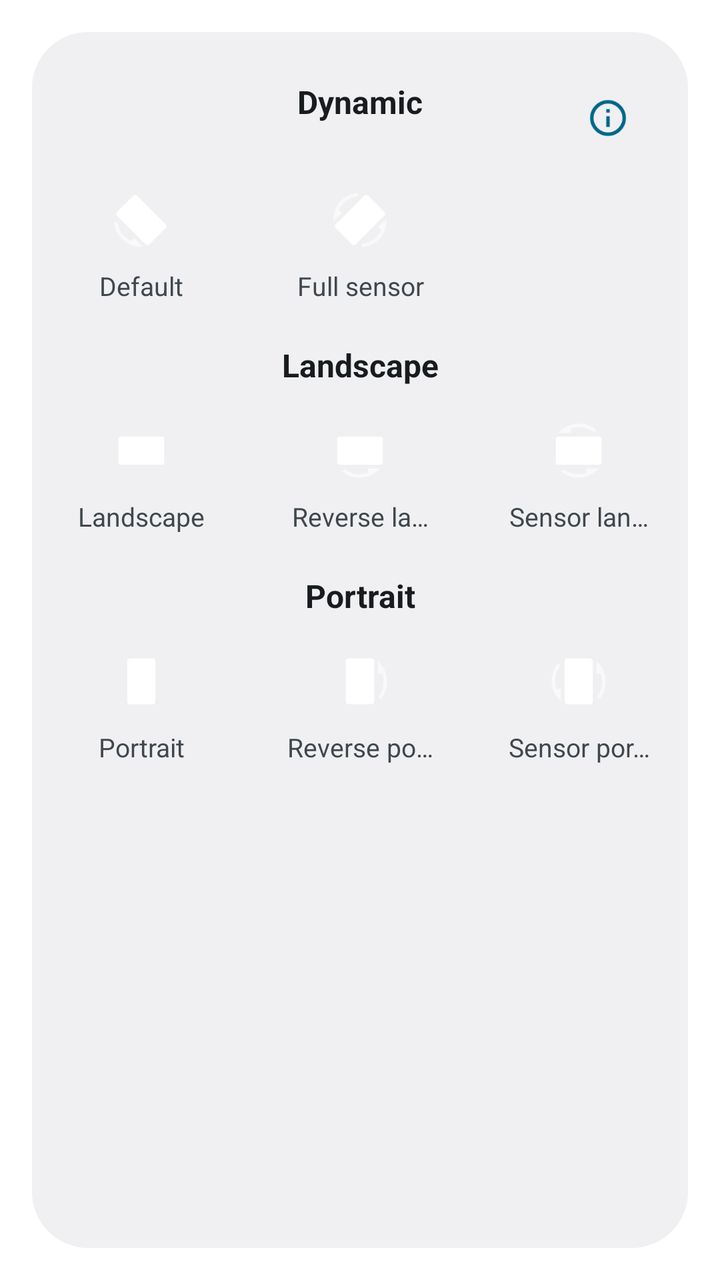
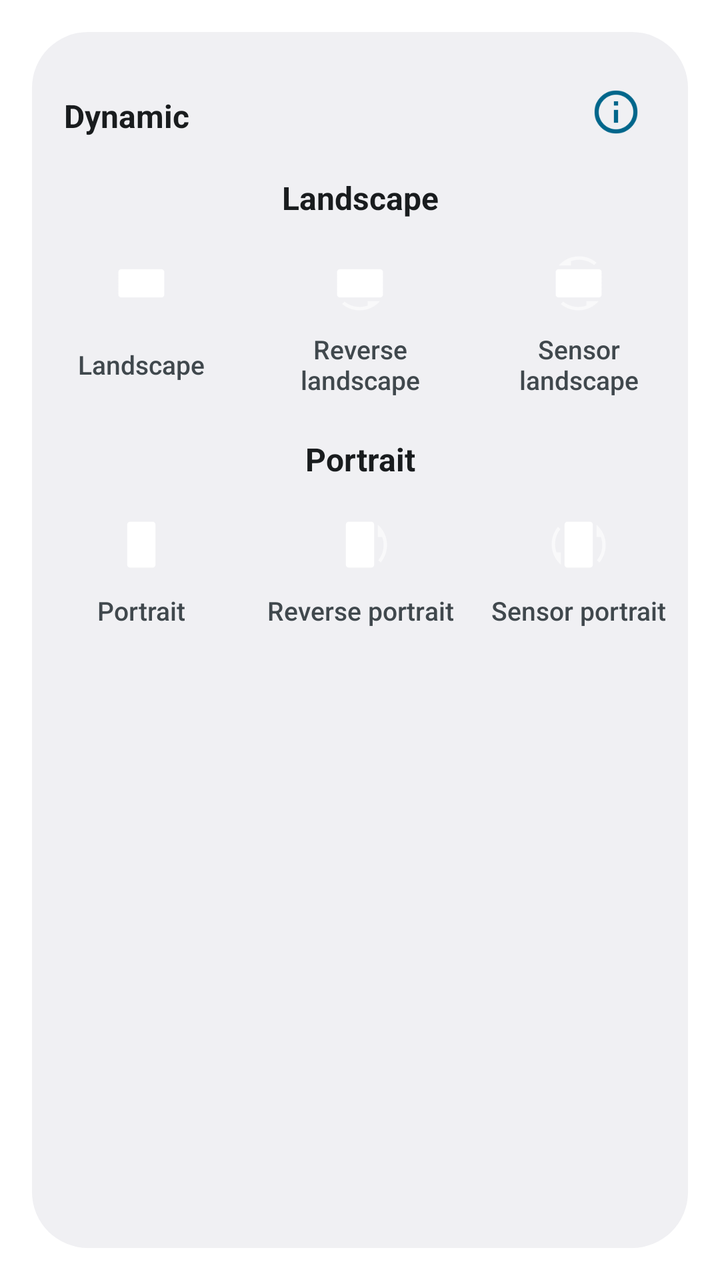

Compare the two renders of this Android layout. The source of the first and the diff that turns it into the second are given below.
<!-- AndroidManifest.xml: activity theme AppTheme -->
<!-- res/layout/main.xml -->
<?xml version="1.0" encoding="utf-8"?>
<ScrollView
    xmlns:android="http://schemas.android.com/apk/res/android"
    android:layout_width="match_parent"
    android:layout_height="wrap_content"
    android:fillViewport="true"
    >

  <LinearLayout
      android:orientation="vertical"
      android:layout_width="match_parent"
      android:layout_height="wrap_content"
      android:id="@+id/ll_root"
      android:paddingTop="16dp"
      android:paddingBottom="16dp"
      >

    <FrameLayout
        android:layout_width="match_parent"
        android:layout_height="wrap_content"
        >

      <TextView
          android:layout_width="match_parent"
          android:layout_height="wrap_content"
          android:text="@string/orientation_dynamic"
          style="@style/TitleStyle"
          />

      <ImageView
          android:id="@+id/iv_about"
          android:layout_width="48dp"
          android:layout_height="48dp"
          android:padding="14dp"
          android:background="?android:selectableItemBackgroundBorderless"
          android:contentDescription="@string/about"
          android:src="@drawable/ic_info"
          android:tint="?android:colorAccent"
          android:layout_gravity="end|center_vertical"
          android:layout_marginLeft="16dp"
          android:layout_marginRight="16dp"
          android:layout_marginTop="2dp"
          />
    </FrameLayout>

    <LinearLayout
        android:layout_width="match_parent"
        android:layout_height="wrap_content"
        android:orientation="horizontal"
        >

      <TextView
          android:id="@+id/tv_orientation_default"
          android:layout_width="0dp"
          android:layout_height="wrap_content"
          android:drawableTop="@drawable/ic_rotate_system"
          android:text="@string/orientation_default"
          android:layout_weight="1"
          style="@style/ItemStyle"
          />

      <TextView
          android:id="@+id/tv_orientation_full_sensor"
          android:layout_width="0dp"
          android:layout_height="wrap_content"
          android:drawableTop="@drawable/ic_rotate_full_sensor"
          android:text="@string/orientation_full_sensor"
          android:layout_weight="1"
          style="@style/ItemStyle"
          />

      <Space
          android:layout_width="0dp"
          android:layout_height="wrap_content"
          android:layout_marginLeft="16dp"
          android:layout_marginRight="16dp"
          android:layout_weight="1"
          />

    </LinearLayout>

    <TextView
        android:layout_width="match_parent"
        android:layout_height="wrap_content"
        android:text="@string/orientation_landscape"
        style="@style/TitleStyle"
        />

    <LinearLayout
        android:layout_width="match_parent"
        android:layout_height="wrap_content"
        android:orientation="horizontal"
        >

      <TextView
          android:id="@+id/tv_orientation_landscape"
          android:layout_width="0dp"
          android:layout_height="wrap_content"
          android:drawableTop="@drawable/ic_rotate_landscape"
          android:text="@string/orientation_landscape"
          android:layout_weight="1"
          style="@style/ItemStyle"
          />

      <TextView
          android:id="@+id/tv_orientation_reverse_landscape"
          android:layout_width="0dp"
          android:layout_height="wrap_content"
          android:drawableTop="@drawable/ic_rotate_reverse_landscape"
          android:text="@string/orientation_reverse_landscape"
          android:layout_weight="1"
          style="@style/ItemStyle"
          />

      <TextView
          android:id="@+id/tv_orientation_sensor_landscape"
          android:layout_width="0dp"
          android:layout_height="wrap_content"
          android:drawableTop="@drawable/ic_rotate_sensor_landscape"
          android:text="@string/orientation_sensor_landscape"
          android:layout_weight="1"
          style="@style/ItemStyle"
          />

    </LinearLayout>

    <TextView
        android:layout_width="match_parent"
        android:layout_height="wrap_content"
        android:text="@string/orientation_portrait"
        style="@style/TitleStyle"
        />

    <LinearLayout
        android:layout_width="match_parent"
        android:layout_height="wrap_content"
        android:orientation="horizontal"
        >

      <TextView
          android:id="@+id/tv_orientation_portrait"
          android:layout_width="0dp"
          android:layout_height="wrap_content"
          android:drawableTop="@drawable/ic_rotate_portrait"
          android:text="@string/orientation_portrait"
          android:layout_weight="1"
          style="@style/ItemStyle"
          />

      <TextView
          android:id="@+id/tv_orientation_reverse_portrait"
          android:layout_width="0dp"
          android:layout_height="wrap_content"
          android:drawableTop="@drawable/ic_rotate_reverse_portrait"
          android:text="@string/orientation_reverse_portrait"
          android:layout_weight="1"
          style="@style/ItemStyle"
          />

      <TextView
          android:id="@+id/tv_orientation_sensor_portrait"
          android:layout_width="0dp"
          android:layout_height="wrap_content"
          android:drawableTop="@drawable/ic_rotate_sensor_portrait"
          android:text="@string/orientation_sensor_portrait"
          android:layout_weight="1"
          style="@style/ItemStyle"
          />

    </LinearLayout>

  </LinearLayout>

</ScrollView>
<!-- resources referenced by this layout -->
<resources>
  <!-- drawable ic_rotate_full_sensor (drawable) -->
  <?xml version="1.0" encoding="utf-8"?>
  <rotate xmlns:android="http://schemas.android.com/apk/res/android"
      android:drawable="@drawable/ic_rotate_sensor_portrait"
      android:fromDegrees="45"
      android:toDegrees="45"
      android:pivotX="50%"
      android:pivotY="50%"/>
  <!-- drawable ic_rotate_landscape (drawable) -->
  <?xml version="1.0" encoding="utf-8"?>
  <rotate xmlns:android="http://schemas.android.com/apk/res/android"
      android:drawable="@drawable/ic_rotate_portrait"
      android:fromDegrees="90"
      android:toDegrees="90"
      android:pivotX="50%"
      android:pivotY="50%"/>
  <!-- drawable ic_rotate_system (drawable) -->
  <?xml version="1.0" encoding="utf-8"?>
  <rotate xmlns:android="http://schemas.android.com/apk/res/android"
      android:drawable="@drawable/ic_rotate_reverse_portrait"
      android:fromDegrees="135"
      android:toDegrees="135"
      android:pivotX="50%"
      android:pivotY="50%"/>
  <string name="about">About</string>
  <string name="orientation_default">Default</string>
  <string name="orientation_dynamic">Dynamic</string>
  <string name="orientation_full_sensor">Full sensor</string>
  <string name="orientation_landscape">Landscape</string>
  <string name="orientation_portrait">Portrait</string>
  <string name="orientation_reverse_landscape">Reverse landscape</string>
  <string name="orientation_reverse_portrait">Reverse portrait</string>
  <string name="orientation_sensor_landscape">Sensor landscape</string>
  <string name="orientation_sensor_portrait">Sensor portrait</string>
  <style name="ItemStyle">
      <item name="android:layout_marginLeft">16dp</item>
      <item name="android:layout_marginRight">16dp</item>
      <item name="android:paddingLeft">2dp</item>
      <item name="android:paddingRight">2dp</item>
      <item name="android:paddingTop">12dp</item>
      <item name="android:paddingBottom">12dp</item>
      <item name="android:drawablePadding">8dp</item>
      <item name="android:gravity">center_horizontal</item>
      <item name="android:textSize">13sp</item>
      <item name="android:background">@drawable/bg_button</item>
      <item name="android:maxLines">1</item>
      <item name="android:lines">1</item>
      <item name="android:ellipsize">end</item>
      <item name="android:textColor">?android:textColorSecondary</item>
    </style>
  <style name="TitleStyle">
      <item name="android:paddingLeft">16dp</item>
      <item name="android:paddingRight">16dp</item>
      <item name="android:paddingTop">8dp</item>
      <item name="android:paddingBottom">4dp</item>
      <item name="android:textSize">16sp</item>
      <item name="android:textStyle">bold</item>
      <item name="android:gravity">center</item>
      <item name="android:textColor">?android:textColorPrimary</item>
    </style>
  <style name="AppTheme" parent="android:Theme.DeviceDefault.Light.Dialog.NoActionBar.MinWidth" />
  <!-- drawable bg_button (drawable) -->
  <?xml version="1.0" encoding="utf-8"?>
  <ripple xmlns:android="http://schemas.android.com/apk/res/android"
          android:color="@color/button_bg"
          android:exitFadeDuration="300">
  
      <item android:id="@android:id/mask">
          <shape android:shape="rectangle">
              <corners android:radius="16dp" />
              <solid android:color="@android:color/black"/>
          </shape>
      </item>
  
  </ripple>
  <color name="button_bg">#30808080</color>
  <!-- unchanged entries left out for length: 6 -->
</resources>

<!-- the commit's change to res/layout/main.xml (unified diff, before → after) -->
@@ -15,19 +15,23 @@
       android:paddingBottom="16dp"
       >
 
-    <FrameLayout
+    <LinearLayout
         android:layout_width="match_parent"
         android:layout_height="wrap_content"
+        android:orientation="horizontal"
+        android:gravity="center_vertical"
         >
 
       <TextView
-          android:layout_width="match_parent"
+          android:layout_width="0dp"
           android:layout_height="wrap_content"
+          android:layout_weight="1"
+          android:gravity="start|center_vertical"
           android:text="@string/orientation_dynamic"
           style="@style/TitleStyle"
           />
 
-      <ImageView
+      <ImageButton
           android:id="@+id/iv_about"
           android:layout_width="48dp"
           android:layout_height="48dp"
@@ -36,12 +40,9 @@
           android:contentDescription="@string/about"
           android:src="@drawable/ic_info"
           android:tint="?android:colorAccent"
-          android:layout_gravity="end|center_vertical"
-          android:layout_marginLeft="16dp"
-          android:layout_marginRight="16dp"
-          android:layout_marginTop="2dp"
+          android:layout_marginEnd="12dp"
           />
-    </FrameLayout>
+    </LinearLayout>
 
     <LinearLayout
         android:layout_width="match_parent"
@@ -49,20 +50,20 @@
         android:orientation="horizontal"
         >
 
-      <TextView
+      <Button
           android:id="@+id/tv_orientation_default"
           android:layout_width="0dp"
-          android:layout_height="wrap_content"
+          android:layout_height="match_parent"
           android:drawableTop="@drawable/ic_rotate_system"
           android:text="@string/orientation_default"
           android:layout_weight="1"
           style="@style/ItemStyle"
           />
 
-      <TextView
+      <Button
           android:id="@+id/tv_orientation_full_sensor"
           android:layout_width="0dp"
-          android:layout_height="wrap_content"
+          android:layout_height="match_parent"
           android:drawableTop="@drawable/ic_rotate_full_sensor"
           android:text="@string/orientation_full_sensor"
           android:layout_weight="1"
@@ -72,8 +73,8 @@
       <Space
           android:layout_width="0dp"
           android:layout_height="wrap_content"
-          android:layout_marginLeft="16dp"
-          android:layout_marginRight="16dp"
+          android:layout_marginStart="6dp"
+          android:layout_marginEnd="6dp"
           android:layout_weight="1"
           />
 
@@ -92,30 +93,30 @@
         android:orientation="horizontal"
         >
 
-      <TextView
+      <Button
           android:id="@+id/tv_orientation_landscape"
           android:layout_width="0dp"
-          android:layout_height="wrap_content"
+          android:layout_height="match_parent"
           android:drawableTop="@drawable/ic_rotate_landscape"
           android:text="@string/orientation_landscape"
           android:layout_weight="1"
           style="@style/ItemStyle"
           />
 
-      <TextView
+      <Button
           android:id="@+id/tv_orientation_reverse_landscape"
           android:layout_width="0dp"
-          android:layout_height="wrap_content"
+          android:layout_height="match_parent"
           android:drawableTop="@drawable/ic_rotate_reverse_landscape"
           android:text="@string/orientation_reverse_landscape"
           android:layout_weight="1"
           style="@style/ItemStyle"
           />
 
-      <TextView
+      <Button
           android:id="@+id/tv_orientation_sensor_landscape"
           android:layout_width="0dp"
-          android:layout_height="wrap_content"
+          android:layout_height="match_parent"
           android:drawableTop="@drawable/ic_rotate_sensor_landscape"
           android:text="@string/orientation_sensor_landscape"
           android:layout_weight="1"
@@ -137,30 +138,30 @@
         android:orientation="horizontal"
         >
 
-      <TextView
+      <Button
           android:id="@+id/tv_orientation_portrait"
           android:layout_width="0dp"
-          android:layout_height="wrap_content"
+          android:layout_height="match_parent"
           android:drawableTop="@drawable/ic_rotate_portrait"
           android:text="@string/orientation_portrait"
           android:layout_weight="1"
           style="@style/ItemStyle"
           />
 
-      <TextView
+      <Button
           android:id="@+id/tv_orientation_reverse_portrait"
           android:layout_width="0dp"
-          android:layout_height="wrap_content"
+          android:layout_height="match_parent"
           android:drawableTop="@drawable/ic_rotate_reverse_portrait"
           android:text="@string/orientation_reverse_portrait"
           android:layout_weight="1"
           style="@style/ItemStyle"
           />
 
-      <TextView
+      <Button
           android:id="@+id/tv_orientation_sensor_portrait"
           android:layout_width="0dp"
-          android:layout_height="wrap_content"
+          android:layout_height="match_parent"
           android:drawableTop="@drawable/ic_rotate_sensor_portrait"
           android:text="@string/orientation_sensor_portrait"
           android:layout_weight="1"
<!-- resource entries referenced after the edit -->
@@ -35,22 +35,46 @@
   <string name="orientation_sensor_landscape">Sensor landscape</string>
   <string name="orientation_sensor_portrait">Sensor portrait</string>
   <style name="ItemStyle">
-      <item name="android:layout_marginLeft">16dp</item>
-      <item name="android:layout_marginRight">16dp</item>
+      <item name="android:layout_marginStart">6dp</item>
+      <item name="android:layout_marginEnd">6dp</item>
+      <item name="android:minWidth">0dp</item>
+      <item name="android:minHeight">48dp</item>
+      <item name="android:focusable">true</item>
+      <item name="android:textAllCaps">false</item>
       <item name="android:paddingLeft">2dp</item>
       <item name="android:paddingRight">2dp</item>
       <item name="android:paddingTop">12dp</item>
       <item name="android:paddingBottom">12dp</item>
       <item name="android:drawablePadding">8dp</item>
-      <item name="android:gravity">center_horizontal</item>
+      <item name="android:gravity">center</item>
       <item name="android:textSize">13sp</item>
       <item name="android:background">@drawable/bg_button</item>
-      <item name="android:maxLines">1</item>
-      <item name="android:lines">1</item>
-      <item name="android:ellipsize">end</item>
       <item name="android:textColor">?android:textColorSecondary</item>
     </style>
-  <style name="TitleStyle">
+  <style name="TitleStyle" parent="BaseTitleStyle" />
+  <style name="AppTheme" parent="android:Theme.DeviceDefault.Light.Dialog.NoActionBar.MinWidth" />
+  <!-- drawable bg_button (drawable) -->
+  <?xml version="1.0" encoding="utf-8"?>
+  <ripple xmlns:android="http://schemas.android.com/apk/res/android"
+          android:color="?android:attr/colorControlHighlight"
+          android:exitFadeDuration="300">
+  
+      <item>
+          <selector>
+              <item android:state_selected="true" android:drawable="@drawable/bg_selected" />
+              <item android:drawable="@android:color/transparent" />
+          </selector>
+      </item>
+  
+      <item android:id="@android:id/mask">
+          <shape android:shape="rectangle">
+              <corners android:radius="16dp" />
+              <solid android:color="@android:color/black"/>
+          </shape>
+      </item>
+  
+  </ripple>
+  <style name="BaseTitleStyle">
       <item name="android:paddingLeft">16dp</item>
       <item name="android:paddingRight">16dp</item>
       <item name="android:paddingTop">8dp</item>
@@ -60,22 +84,13 @@
       <item name="android:gravity">center</item>
       <item name="android:textColor">?android:textColorPrimary</item>
     </style>
-  <style name="AppTheme" parent="android:Theme.DeviceDefault.Light.Dialog.NoActionBar.MinWidth" />
-  <!-- drawable bg_button (drawable) -->
+  <!-- drawable bg_selected (drawable) -->
   <?xml version="1.0" encoding="utf-8"?>
-  <ripple xmlns:android="http://schemas.android.com/apk/res/android"
-          android:color="@color/button_bg"
-          android:exitFadeDuration="300">
-  
-      <item android:id="@android:id/mask">
-          <shape android:shape="rectangle">
-              <corners android:radius="16dp" />
-              <solid android:color="@android:color/black"/>
-          </shape>
-      </item>
-  
-  </ripple>
-  <color name="button_bg">#30808080</color>
+  <shape xmlns:android="http://schemas.android.com/apk/res/android">
+      <corners android:radius="16dp" />
+      <solid android:color="@color/selected_bg" />
+  </shape>
+  <color name="selected_bg">#50808080</color>
   <!-- unchanged entries left out for length: 6 -->
 </resources>
 
